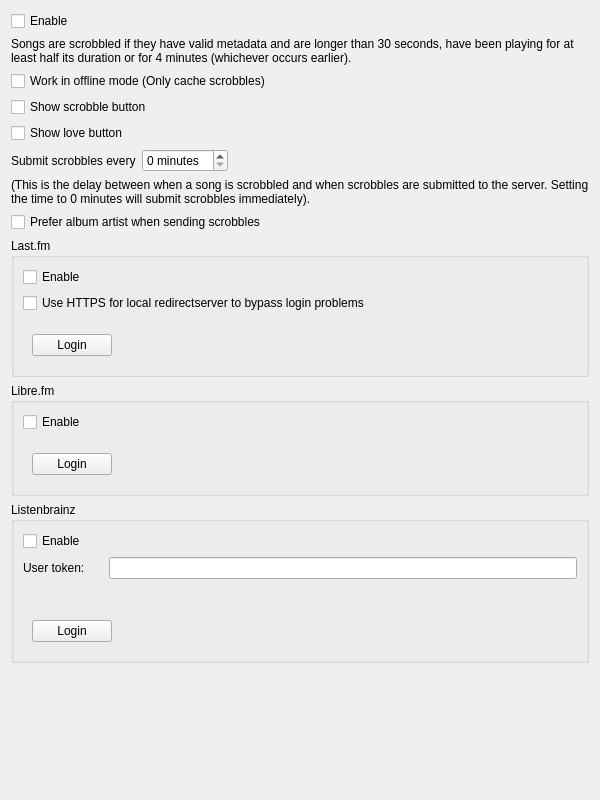
Qt form src/settings/scrobblersettingspage.ui (strawberrymusicplayer/strawberry) before a commit.
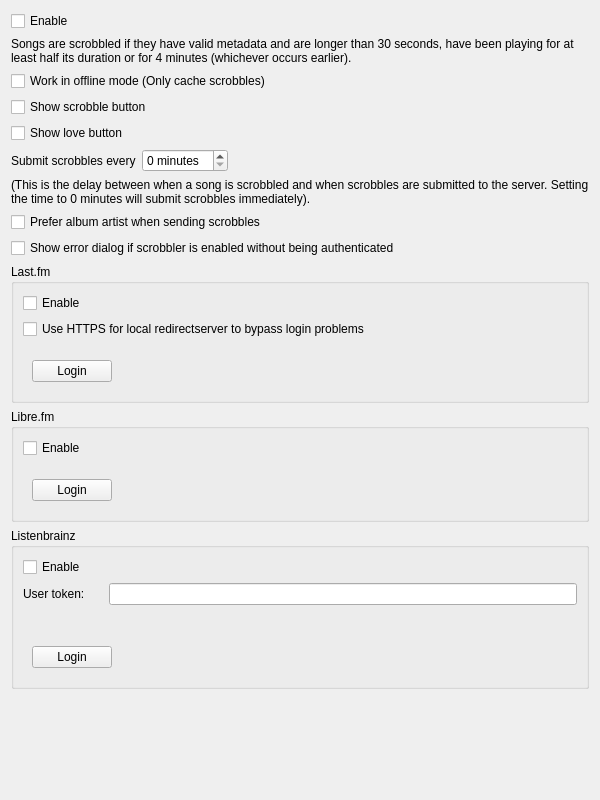
The same form after that commit. Custom widgets are drawn as their Qt base class.

Commit message:
Add option to scrobbler setting for showing login error
Fixes #430

```diff
--- a/src/settings/scrobblersettingspage.ui
+++ b/src/settings/scrobblersettingspage.ui
@@ -109,6 +109,13 @@
      </property>
     </widget>
    </item>
+   <item>
+    <widget class="QCheckBox" name="checkbox_show_auth_error">
+     <property name="text">
+      <string>Show error dialog if scrobbler is enabled without being authenticated</string>
+     </property>
+    </widget>
+   </item>
    <item>
     <widget class="QGroupBox" name="groupbox_lastfm">
      <property name="title">
```
The commit also changes 4 other files.
